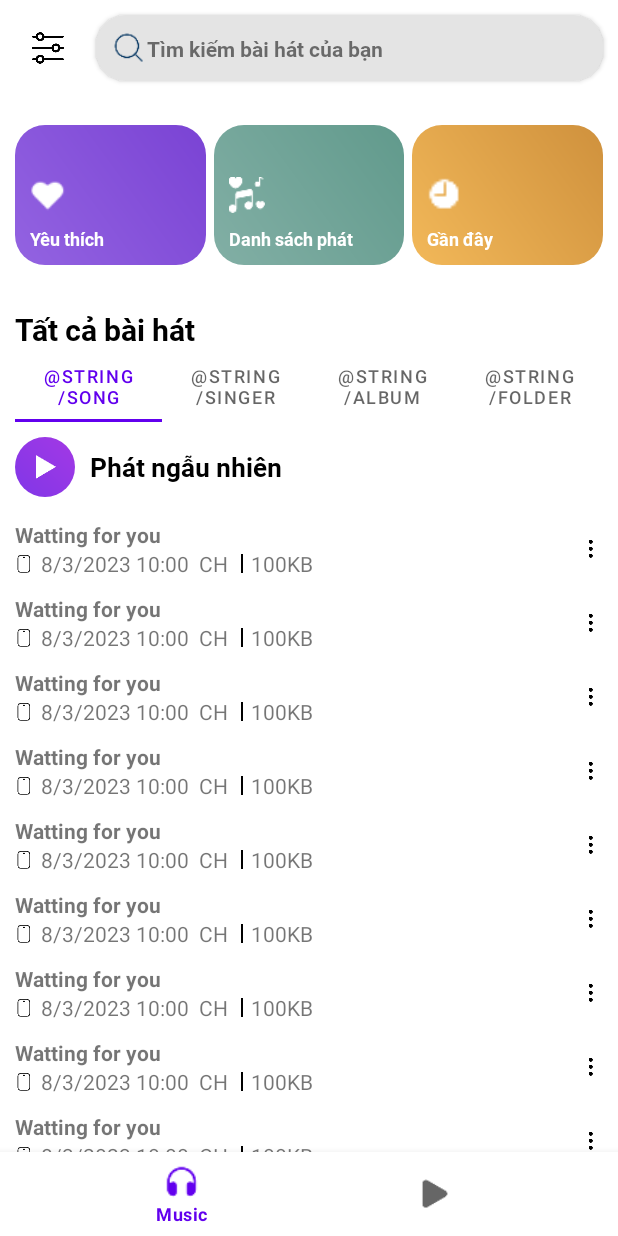
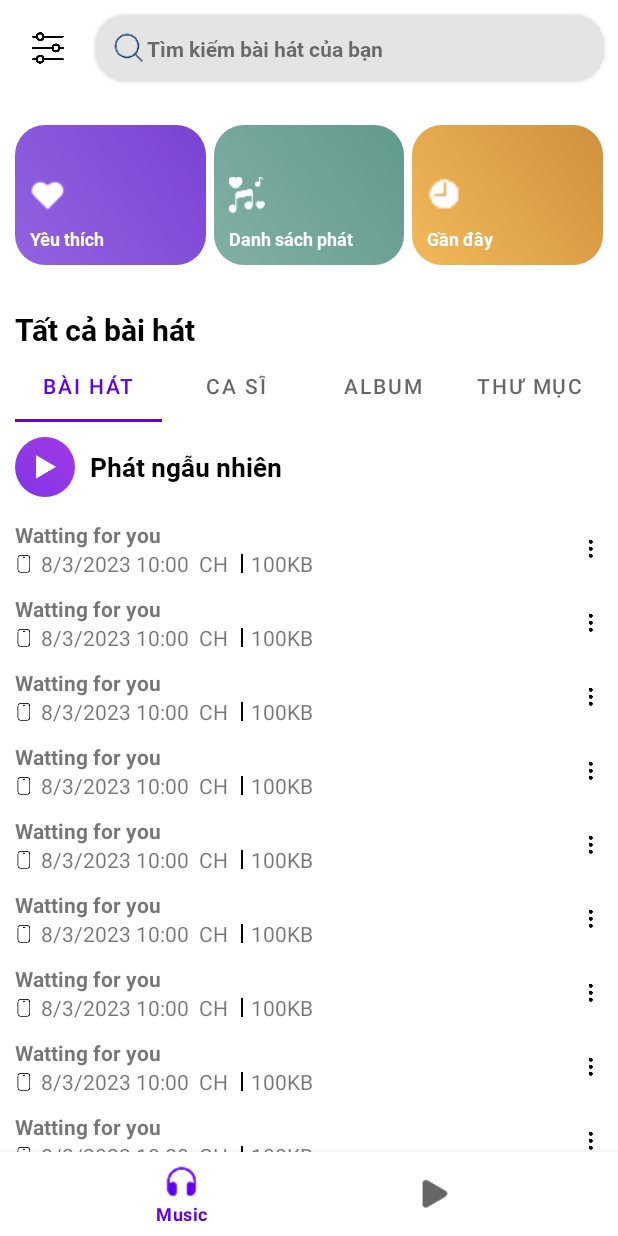
Before and after one commit to Khanhhn2004-zz/Music-, an Android app: the screen it shows after launch (MainActivity), on a phone screen of 412 x 824 dp. Run offline under Robolectric (Android 15) with nearby library versions, the phone set to English and light mode, and no system bars; our stand-ins replace data binding.

Commit message:
edit name tab

```diff
--- a/app/src/main/java/com/example/mymusic/ui/main/main/music/HomeMusicFragment.java
+++ b/app/src/main/java/com/example/mymusic/ui/main/main/music/HomeMusicFragment.java
@@ -32,16 +32,16 @@ public class HomeMusicFragment extends BaseBindingFragment<FragmentHomeMusicBind
             public void onConfigureTab(@NonNull TabLayout.Tab tab, int position) {
                 switch (position) {
                     case 0:
-                        tab.setText("@string/song");
+                        tab.setText("Bài hát");
                         break;
                     case 1:
-                        tab.setText("@string/singer");
+                        tab.setText("Ca sĩ");
                         break;
                     case 2:
-                        tab.setText("@string/album");
+                        tab.setText("Album");
                         break;
                     case 3:
-                        tab.setText("@string/folder");
+                        tab.setText("Thư mục");
                         break;
                 }
             }
```
